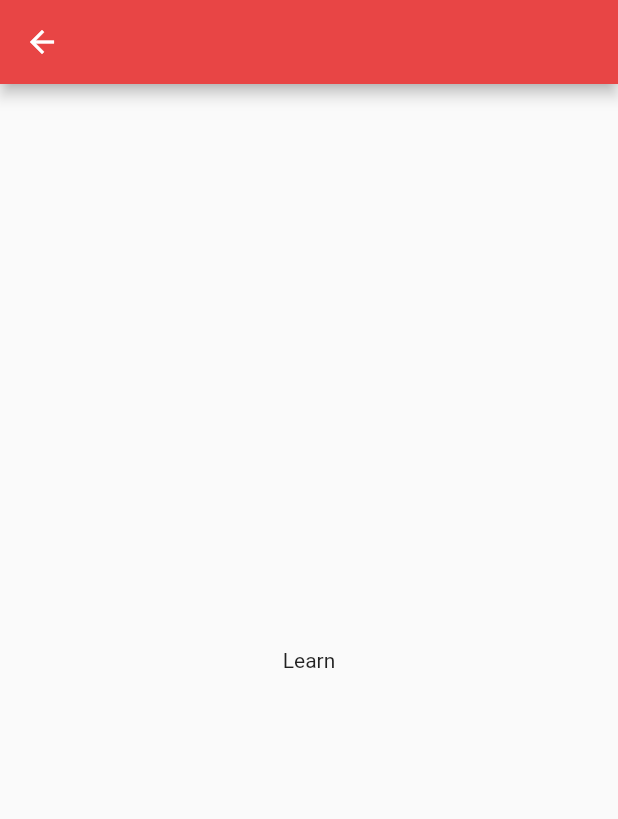
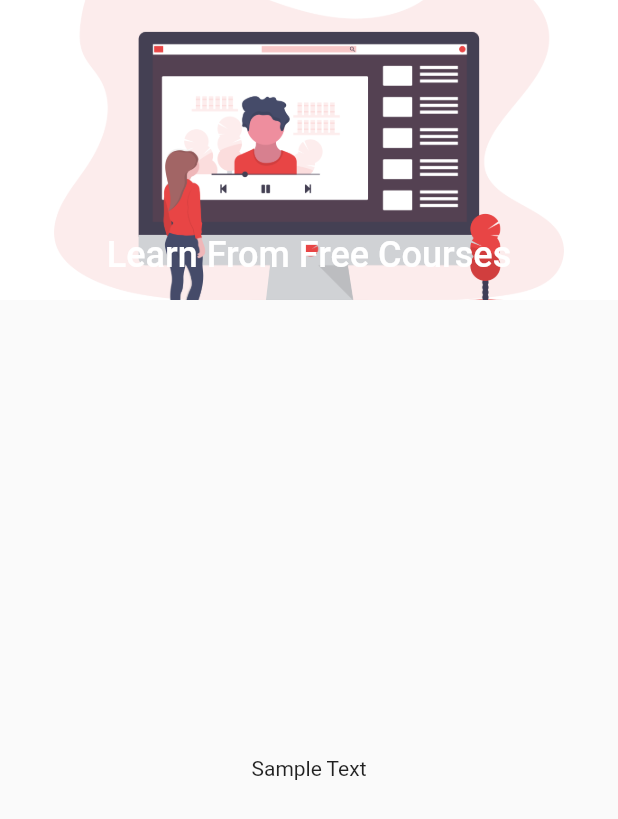
Before and after one commit to yashraut362/ProjectKeeper, a Flutter app: the Learn screen opened by its route, on a phone screen of 412 x 824 dp. Shown: the top 819 px of the screen. Run offline on Flutter 3.47's test engine with Material 2 defaults, Android fonts, the phone set to English and light mode, and no system bars; our stand-ins replace bottom_navy_bar, get, google_maps_flutter, location, splashscreen; missing offline and left inert: flutter_dropdown.

Commit message:
folder structure

```diff
--- a/lib/views/learn.dart
+++ /dev/null
@@ -1,20 +0,0 @@
-import 'package:flutter/material.dart';
-
-class Learn extends StatefulWidget {
-  @override
-  _LearnState createState() => _LearnState();
-}
-
-class _LearnState extends State<Learn> {
-  @override
-  Widget build(BuildContext context) {
-    return Scaffold(
-      appBar: AppBar(),
-      body: Container(
-        child: Center(
-          child: Text('Learn'),
-        ),
-      ),
-    );
-  }
-}
--- /dev/null
+++ b/lib/views/learn/learn.dart
@@ -0,0 +1,34 @@
+import 'package:flutter/material.dart';
+
+class Learn extends StatelessWidget {
+  @override
+  Widget build(BuildContext context) {
+    return Scaffold(
+      body: NestedScrollView(
+        headerSliverBuilder: (BuildContext context, bool innerBoxIsScrolled) {
+          return <Widget>[
+            SliverAppBar(
+              expandedHeight: 200.0,
+              floating: false,
+              pinned: true,
+              flexibleSpace: FlexibleSpaceBar(
+                  centerTitle: true,
+                  title: Text("Learn From Free Courses",
+                      style: TextStyle(
+                        color: Colors.white,
+                        fontSize: 16.0,
+                      )),
+                  background: Image.asset(
+                    "assets/learn/learn.png",
+                    fit: BoxFit.cover,
+                  )),
+            ),
+          ];
+        },
+        body: Center(
+          child: Text("Sample Text"),
+        ),
+      ),
+    );
+  }
+}
--- a/lib/views/maps.dart
+++ b/lib/views/maps/maps.dart
@@ -17,7 +17,7 @@ class _MapsState extends State<Maps> {
     _location.onLocationChanged.listen((l) {
       myController.animateCamera(
         CameraUpdate.newCameraPosition(
-          CameraPosition(target: LatLng(l.latitude, l.longitude),zoom: 15),
+          CameraPosition(target: LatLng(l.latitude, l.longitude), zoom: 15),
         ),
       );
     });
@@ -35,7 +35,8 @@ class _MapsState extends State<Maps> {
           GoogleMap(
             onMapCreated: _onMapCreated,
             myLocationEnabled: true,
-            initialCameraPosition: CameraPosition(target: _initialcameraposition, zoom: 10),
+            initialCameraPosition:
+                CameraPosition(target: _initialcameraposition, zoom: 12),
           ),
         ],
       ),
--- a/lib/views/bottomnavbar.dart
+++ b/lib/views/utility/bottomnavbar.dart
@@ -1,8 +1,8 @@
 import 'package:bottom_navy_bar/bottom_navy_bar.dart';
 import 'package:flutter/material.dart';
-import 'package:projectskeeper/views/homepage.dart';
-import 'package:projectskeeper/views/learn.dart';
-import 'package:projectskeeper/views/maps.dart';
+import 'homepage.dart';
+import '../learn/learn.dart';
+import '../maps/maps.dart';
 
 class BottomNavBar extends StatefulWidget {
   @override
--- a/lib/views/homepage.dart
+++ b/lib/views/utility/homepage.dart
@@ -1,6 +1,6 @@
 import 'package:flutter/material.dart';
 import 'package:get/get.dart';
-import 'package:projectskeeper/views/forms.dart';
+import '../projects/forms.dart';
 
 class Homepage extends StatefulWidget {
   @override
--- a/lib/views/splashscreen.dart
+++ b/lib/views/utility/splashscreen.dart
@@ -1,5 +1,5 @@
 import 'package:flutter/material.dart';
-import 'package:projectskeeper/views/bottomnavbar.dart';
+import '../utility/bottomnavbar.dart';
 import 'package:splashscreen/splashscreen.dart';
 
 class Splashscreen extends StatelessWidget {
--- a/pubspec.yaml
+++ b/pubspec.yaml
@@ -52,6 +52,7 @@ flutter:
   assets:
     - assets/splashscreen/
     - assets/form/
+    - assets/learn/
   # An image asset can refer to one or more resolution-specific "variants", see
   # https://flutter.dev/assets-and-images/#resolution-aware.
   # For details regarding adding assets from package dependencies, see
```
Also changed, not shown: lib/routes/routes.dart (+5 -5 lines), assets/learn/learn.png (added), lib/views/projects/forms.dart (renamed from lib/views/forms.dart), lib/views/projects/projectdetails.dart (renamed from lib/views/projectdetails.dart).
